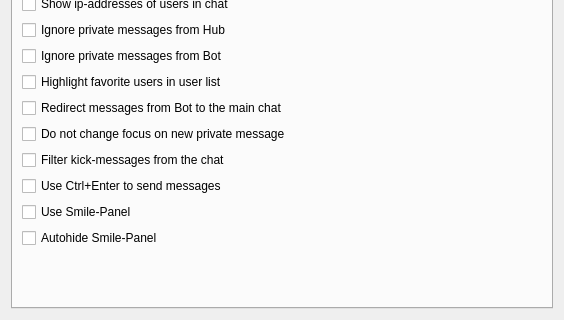
Before: the Qt Designer form eiskaltdcpp-qt/ui/UISettingsGUI.ui in eiskaltdcpp/eiskaltdcpp, drawn with Qt 5; both pictures show x 0 to 564 and y 182 to 502 of the 564 by 502 pixel window.
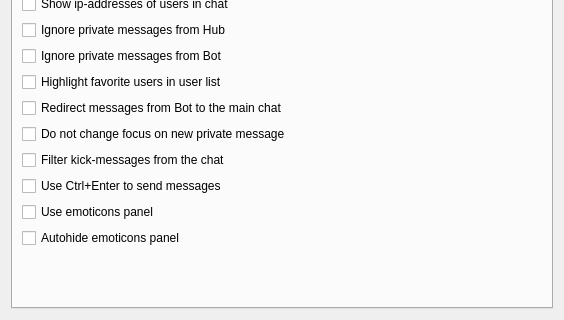
After: the same form once the commit is applied. The open tabs and pages were chosen to show the change. Custom widgets are drawn as their Qt base class.

```diff
--- a/eiskaltdcpp-qt/ui/UISettingsGUI.ui
+++ b/eiskaltdcpp-qt/ui/UISettingsGUI.ui
@@ -345,14 +345,14 @@
        <item>
         <widget class="QCheckBox" name="checkBox_SMILEPANEL">
          <property name="text">
-          <string>Use Smile-Panel</string>
+          <string>Use emoticons panel</string>
          </property>
         </widget>
        </item>
        <item>
         <widget class="QCheckBox" name="checkBox_HIDESMILEPANEL">
          <property name="text">
-          <string>Autohide Smile-Panel</string>
+          <string>Autohide emoticons panel</string>
          </property>
         </widget>
        </item>
```
Left out of the diff: 4 changed lines with no effect on the pictures.
